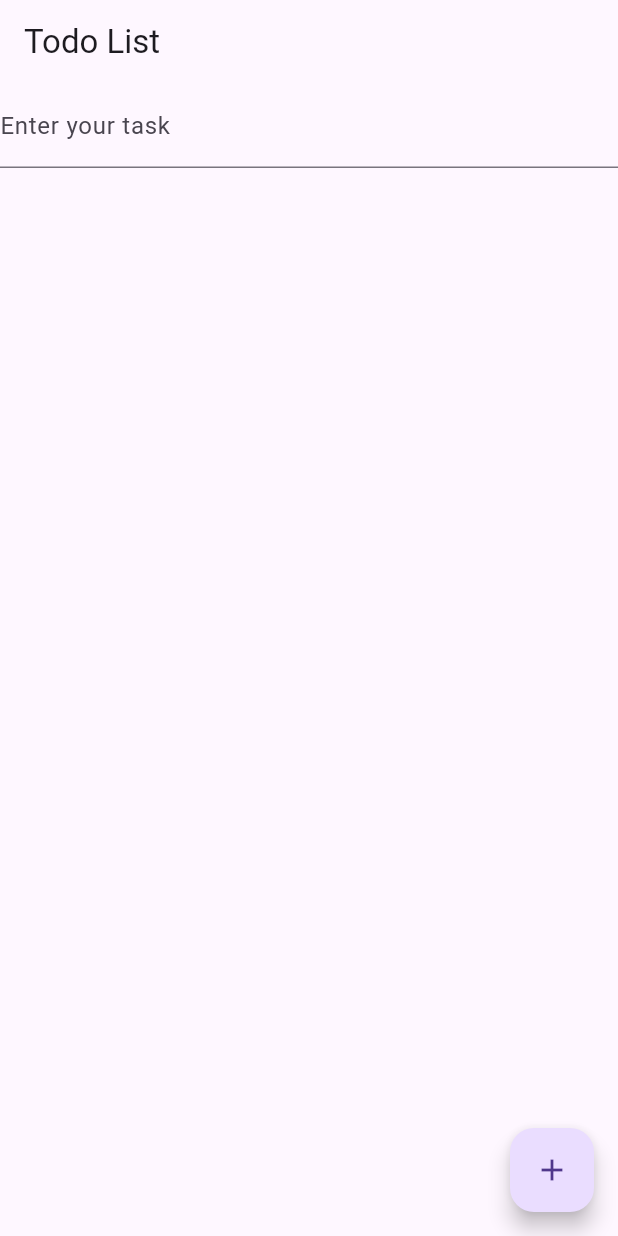
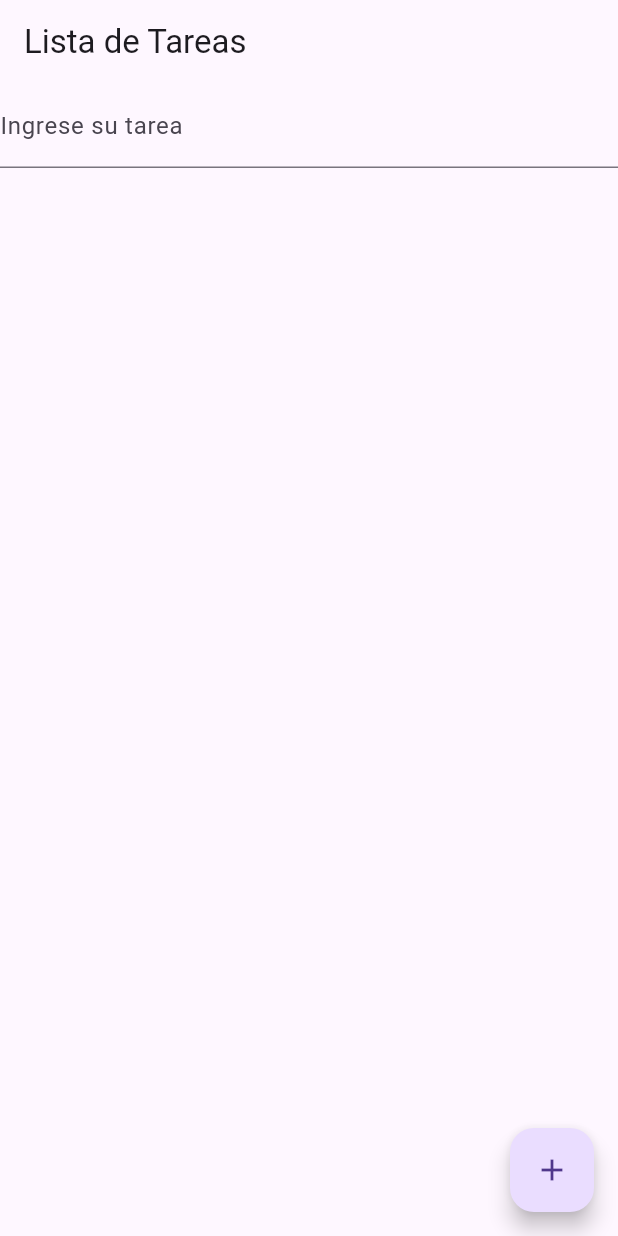
Before and after one commit to Sanspeen/todo_app, a Flutter app: the screen it shows after launch, on a phone screen of 412 x 824 dp. Run offline on Flutter 3.47's test engine with Material 3 defaults, Android fonts, the phone set to English and light mode, and no system bars.

Commit message:
First requirement ready

```diff
--- a/lib/main.dart
+++ b/lib/main.dart
@@ -40,14 +40,14 @@ class _TodoListScreenState extends State<TodoListScreen> {
   Widget build(BuildContext context) {
     return Scaffold(
       appBar: AppBar(
-        title: Text('Todo List'),
+        title: Text('Lista de Tareas'),
       ),
       body: Column(
         children: <Widget>[
           TextField(
             controller: _controller,
             decoration: InputDecoration(
-              labelText: 'Enter your task',
+              labelText: 'Ingrese su tarea',
             ),
             onSubmitted: (_) => _addTodo(),
           ),
@@ -66,7 +66,7 @@ class _TodoListScreenState extends State<TodoListScreen> {
       ),
       floatingActionButton: FloatingActionButton(
         onPressed: _addTodo,
-        tooltip: 'Add Todo',
+        tooltip: 'Agregar Tarea',
         child: Icon(Icons.add),
       ),
     );
```
